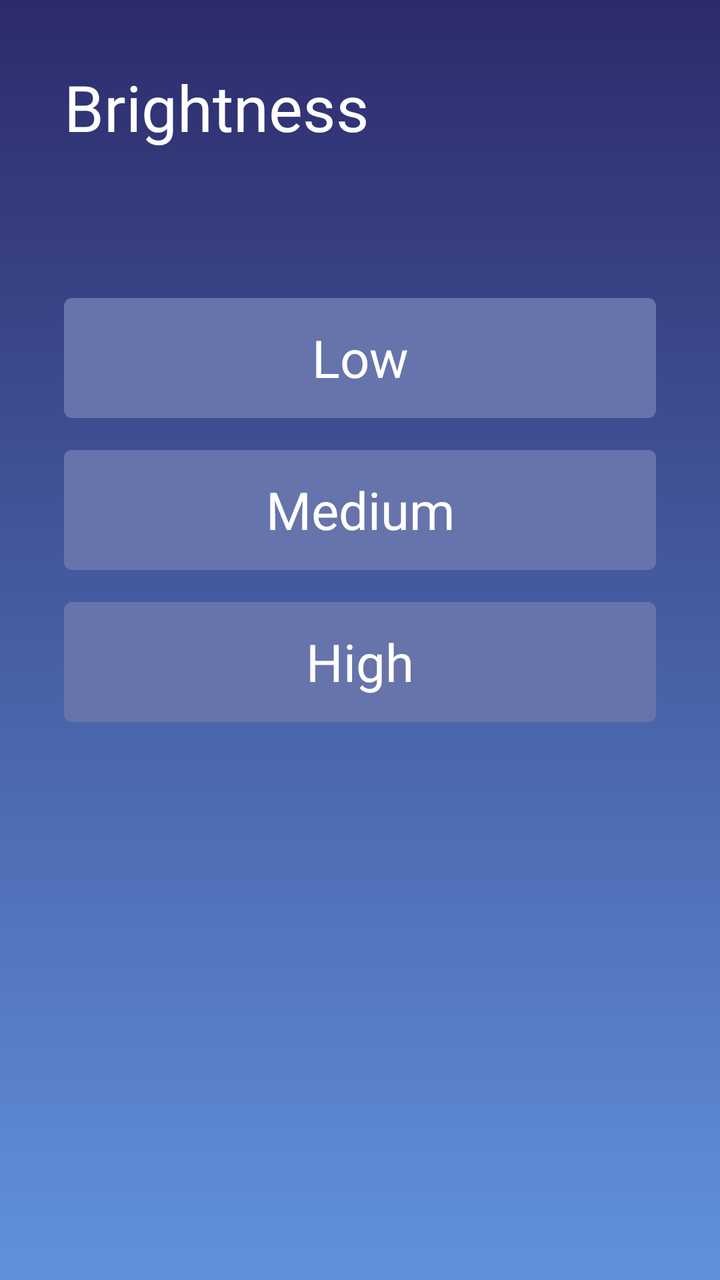
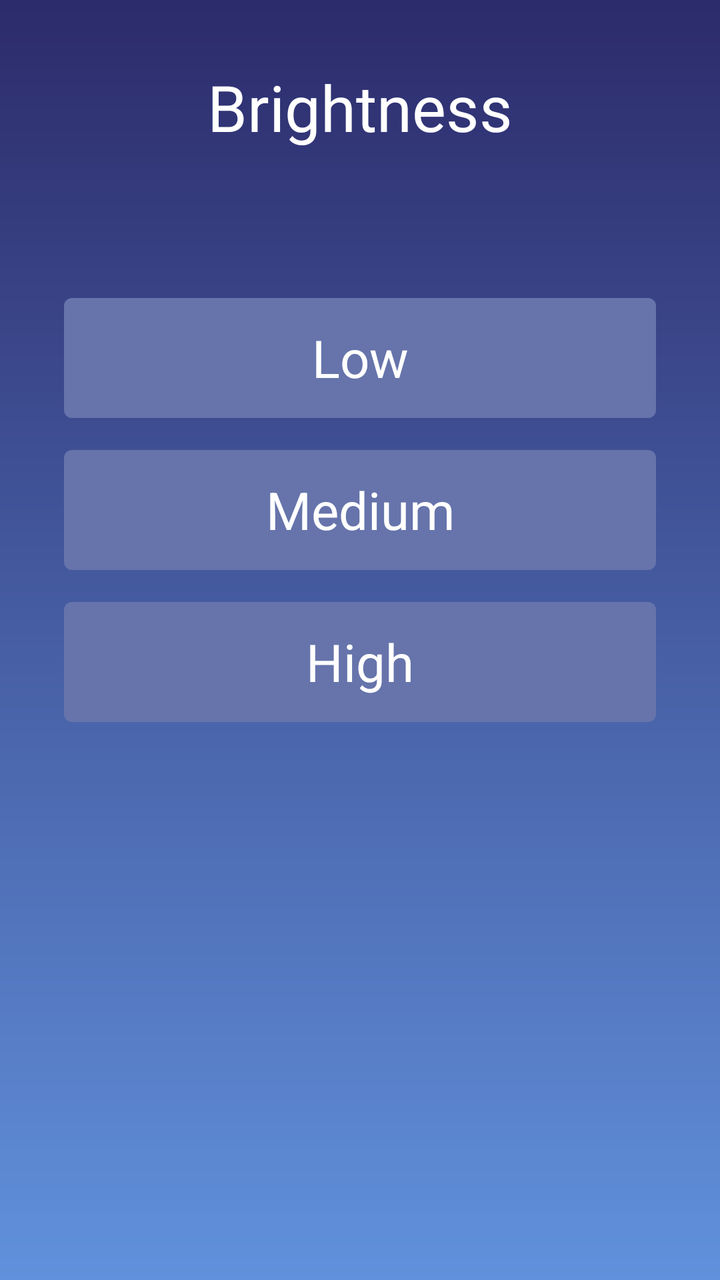

An Android layout rendered at two revisions. The XML below is the earlier revision; the diff shows what the commit changed to produce the second picture.
<!-- AndroidManifest.xml: application theme Theme.TwdGameSetting -->
<!-- res/layout/activity_bright_select.xml -->
<?xml version="1.0" encoding="utf-8"?>
<LinearLayout xmlns:android="http://schemas.android.com/apk/res/android"
    android:layout_width="match_parent"
    android:layout_height="match_parent"
    android:orientation="vertical"
    android:background="@drawable/gradient"
    android:padding="32dp">

    <TextView
        android:id="@+id/tv_title"
        android:layout_width="wrap_content"
        android:layout_height="wrap_content"
        android:text="@string/index_bright"
        android:textSize="32sp"
        android:textColor="#FFFFFF"
        android:layout_marginBottom="24dp"/>

    <TextView
        android:id="@+id/tv_low"
        android:layout_width="match_parent"
        android:layout_height="@dimen/item_height"
        android:gravity="center"
        android:text="@string/light_brightness_low"
        android:textColor="@drawable/text_color_selector"
        android:layout_marginTop="@dimen/deviceinfo_content_marginTop"
        android:textSize="26sp"
        android:paddingStart="36dp"
        android:paddingEnd="36dp"
        android:focusable="true"
        android:focusableInTouchMode="true"
        android:background="@drawable/bg_option_selector"/>

    <TextView
        android:id="@+id/tv_mid"
        android:layout_width="match_parent"
        android:layout_height="@dimen/item_height"
        android:gravity="center"
        android:text="@string/light_brightness_medium"
        android:textSize="26sp"
        android:layout_marginTop="@dimen/index_ll_marginTop"
        android:textColor="@drawable/text_color_selector"
        android:paddingStart="36dp"
        android:paddingEnd="36dp"
        android:focusable="true"
        android:focusableInTouchMode="true"
        android:background="@drawable/bg_option_selector"/>

    <TextView
        android:id="@+id/tv_high"
        android:layout_width="match_parent"
        android:layout_height="@dimen/item_height"
        android:gravity="center"
        android:text="@string/light_brightness_high"
        android:textSize="26sp"
        android:layout_marginTop="@dimen/index_ll_marginTop"
        android:textColor="@drawable/text_color_selector"
        android:paddingStart="36dp"
        android:paddingEnd="36dp"
        android:focusable="true"
        android:focusableInTouchMode="true"
        android:background="@drawable/bg_option_selector"/>

</LinearLayout>
<!-- resources referenced by this layout -->
<resources>
  <dimen name="deviceinfo_content_marginTop">50dp</dimen>
  <dimen name="index_ll_marginTop">16dp</dimen>
  <dimen name="item_height">60dp</dimen>
  <!-- drawable bg_option_selector (drawable) -->
  <?xml version="1.0" encoding="utf-8"?>
  <selector xmlns:android="http://schemas.android.com/apk/res/android">
  
      <item android:state_focused="true" >
          <shape android:shape="rectangle">
              <solid android:color="#FFFFFF" />
              <corners android:radius="4dp" />
          </shape>
      </item>
  
      <item>
          <shape android:shape="rectangle">
              <solid android:color="#6674ab" />
              <corners android:radius="4dp" />
          </shape>
      </item>
  </selector>
  <!-- drawable gradient (drawable) -->
  <?xml version="1.0" encoding="utf-8"?>
  <shape xmlns:android="http://schemas.android.com/apk/res/android">
      <gradient
          android:type="linear"
          android:startColor="#2c2b6b"
          android:endColor="#6191dc"
          android:angle="270"/>
  </shape>
  <!-- drawable text_color_selector (drawable) -->
  <?xml version="1.0" encoding="utf-8"?>
  <selector xmlns:android="http://schemas.android.com/apk/res/android">
  
      <item android:color="#6674ab"  android:state_focused="true" />
  
      <item android:color="#FFFFFF" />
  </selector>
  <string name="index_bright">Brightness</string>
  <string name="light_brightness_high">High</string>
  <string name="light_brightness_low">Low</string>
  <string name="light_brightness_medium">Medium</string>
  <style name="Theme.TwdGameSetting" parent="Base.Theme.TwdGameSetting">
          <item name="android:windowBackground">@color/slap_color</item>
      </style>
  <style name="Base.Theme.TwdGameSetting" parent="Theme.Material3.DayNight.NoActionBar">
          
      </style>
  <color name="slap_color">#282828</color>
</resources>

<!-- the commit's change to res/layout/activity_bright_select.xml (unified diff, before → after) -->
@@ -13,6 +13,7 @@
         android:text="@string/index_bright"
         android:textSize="32sp"
         android:textColor="#FFFFFF"
+        android:layout_gravity="center"
         android:layout_marginBottom="24dp"/>
 
     <TextView
